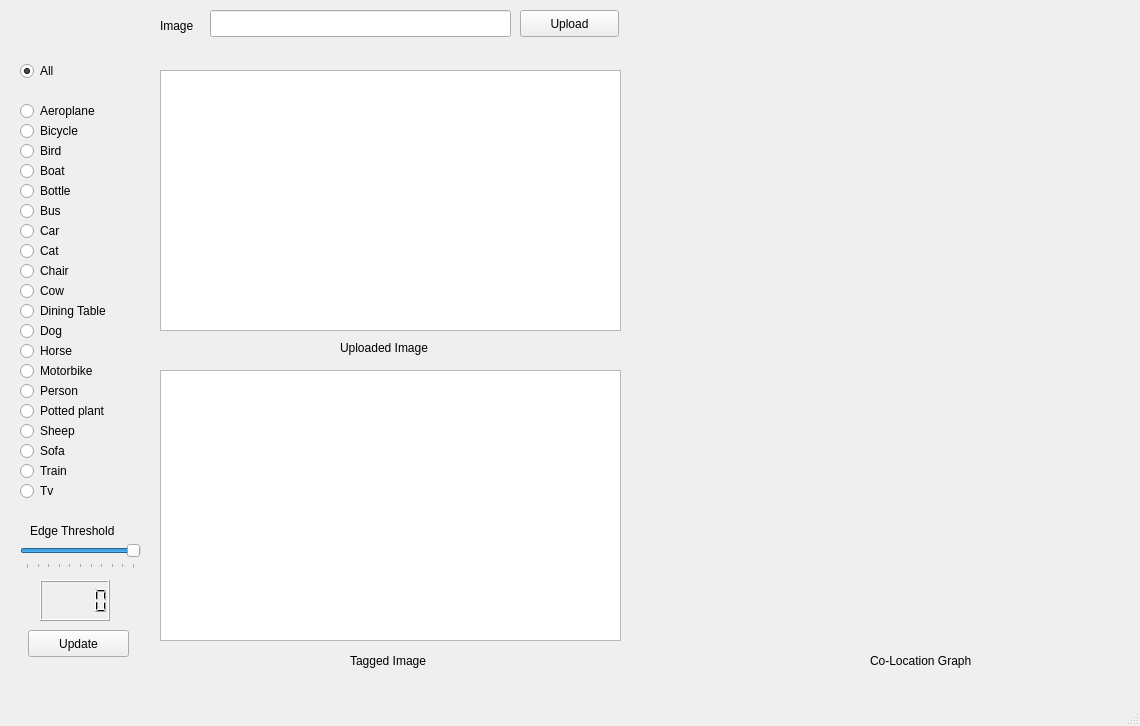
Above: GUI.ui from yashchandak/Co-Location-Graph before the change. Below: the same form after it.
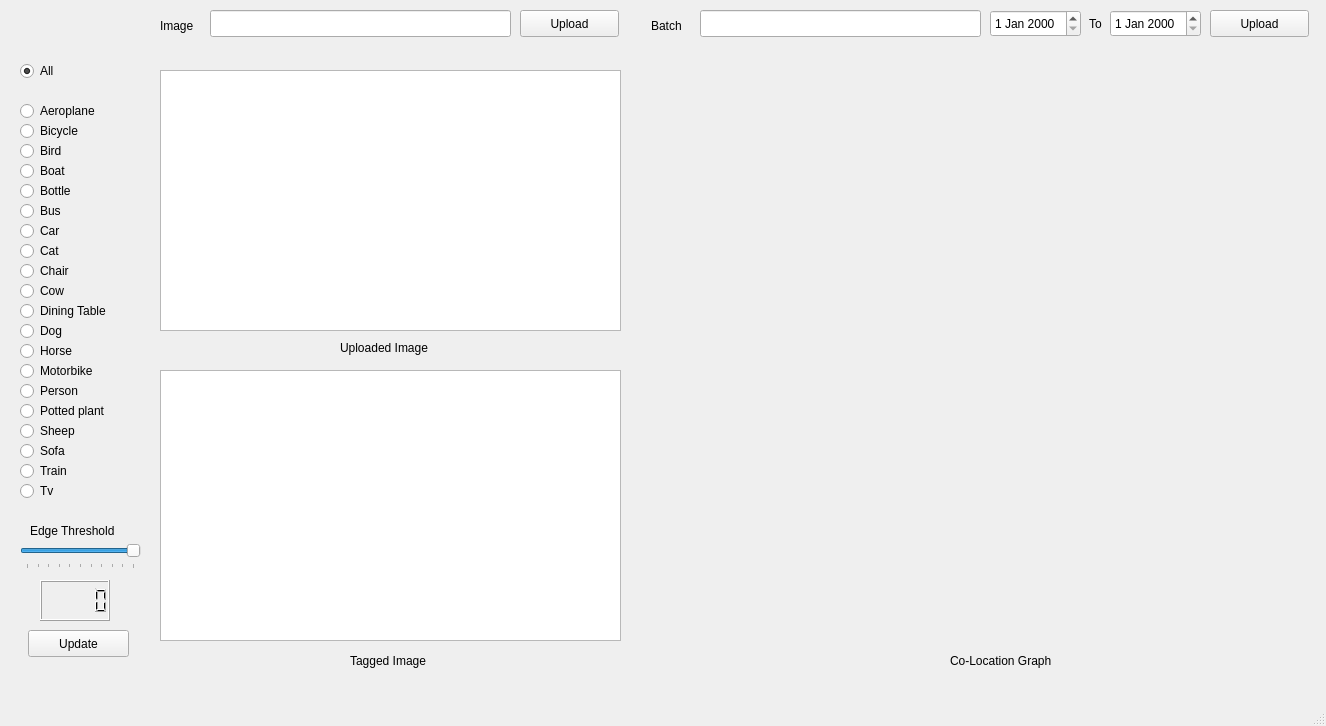
That is the form after the change.

Commit message: added batch input

Diff of the .ui file:
```diff
--- a/GUI.ui
+++ b/GUI.ui
@@ -6,7 +6,7 @@
    <rect>
     <x>0</x>
     <y>0</y>
-    <width>1140</width>
+    <width>1326</width>
     <height>726</height>
    </rect>
   </property>
@@ -220,7 +220,7 @@
    <widget class="QLabel" name="label_3">
     <property name="geometry">
      <rect>
-      <x>870</x>
+      <x>950</x>
       <y>650</y>
       <width>131</width>
       <height>21</height>
@@ -453,7 +453,7 @@
      <rect>
       <x>650</x>
       <y>70</y>
-      <width>481</width>
+      <width>651</width>
       <height>571</height>
      </rect>
     </property>
@@ -535,6 +535,75 @@
      </rect>
     </property>
    </widget>
+   <widget class="QLabel" name="label_6">
+    <property name="geometry">
+     <rect>
+      <x>651</x>
+      <y>17</y>
+      <width>67</width>
+      <height>17</height>
+     </rect>
+    </property>
+    <property name="text">
+     <string>Batch</string>
+    </property>
+   </widget>
+   <widget class="QLineEdit" name="lineEdit_2">
+    <property name="geometry">
+     <rect>
+      <x>700</x>
+      <y>10</y>
+      <width>281</width>
+      <height>27</height>
+     </rect>
+    </property>
+   </widget>
+   <widget class="QPushButton" name="pushButton_3">
+    <property name="geometry">
+     <rect>
+      <x>1210</x>
+      <y>10</y>
+      <width>99</width>
+      <height>27</height>
+     </rect>
+    </property>
+    <property name="text">
+     <string>Upload</string>
+    </property>
+   </widget>
+   <widget class="QDateEdit" name="dateEdit">
+    <property name="geometry">
+     <rect>
+      <x>990</x>
+      <y>10</y>
+      <width>91</width>
+      <height>27</height>
+     </rect>
+    </property>
+   </widget>
+   <widget class="QDateEdit" name="dateEdit_2">
+    <property name="geometry">
+     <rect>
+      <x>1110</x>
+      <y>10</y>
+      <width>91</width>
+      <height>27</height>
+     </rect>
+    </property>
+   </widget>
+   <widget class="QLabel" name="label_7">
+    <property name="geometry">
+     <rect>
+      <x>1089</x>
+      <y>15</y>
+      <width>31</width>
+      <height>17</height>
+     </rect>
+    </property>
+    <property name="text">
+     <string>To</string>
+    </property>
+   </widget>
   </widget>
   <widget class="QMenuBar" name="menubar">
    <property name="geometry">
```
Left out of the diff: 2 changed lines with no effect on the pictures. The commit also changes 5 other files.
